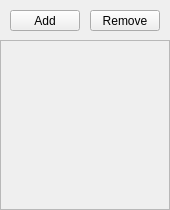
Qt form src/Applications/TransferFunctions/Ui/TFPalette.ui (JanKolomaznik/MedV4D) before a commit.
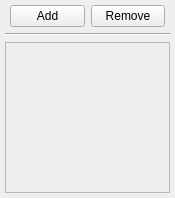
The same form after that commit.

Commit message: zaklad holderu presunut do AbstractHolder; TFPaletteButton uz neni casti holderu, ale paleta si ho vytvari a udrzuje pro kazdy holder; modifier je nyni widget, dostava tudiz input rovnou a nemusi se prevolavat pres holder; vytvorena hierarchie modifieru - nemusi se kopirovat kod, ani GUI; uprava GUI

Patch:
```diff
--- a/src/Applications/TransferFunctions/Ui/TFPalette.ui
+++ b/src/Applications/TransferFunctions/Ui/TFPalette.ui
@@ -6,19 +6,19 @@
    <rect>
     <x>0</x>
     <y>0</y>
-    <width>170</width>
-    <height>210</height>
+    <width>175</width>
+    <height>198</height>
    </rect>
   </property>
   <property name="minimumSize">
    <size>
-    <width>170</width>
-    <height>210</height>
+    <width>175</width>
+    <height>198</height>
    </size>
   </property>
   <property name="maximumSize">
    <size>
-    <width>170</width>
+    <width>175</width>
     <height>16777215</height>
    </size>
   </property>
@@ -38,49 +38,43 @@
      <height>16777215</height>
     </size>
    </property>
-   <widget class="QScrollArea" name="scrollArea">
-    <property name="geometry">
-     <rect>
-      <x>0</x>
-      <y>40</y>
-      <width>170</width>
-      <height>170</height>
-     </rect>
-    </property>
-    <property name="minimumSize">
-     <size>
-      <width>0</width>
-      <height>0</height>
-     </size>
-    </property>
-    <property name="maximumSize">
-     <size>
-      <width>16777215</width>
-      <height>16777215</height>
-     </size>
-    </property>
-    <property name="widgetResizable">
-     <bool>true</bool>
-    </property>
-    <widget class="QWidget" name="scrollAreaWidget">
+   <widget class="QWidget" name="paletteLayoutWidget" native="true">
      <property name="geometry">
       <rect>
        <x>0</x>
        <y>0</y>
-       <width>168</width>
-       <height>168</height>
-      </rect>
-     </property>
-    </widget>
-   </widget>
+      <width>175</width>
+      <height>198</height>
+     </rect>
+    </property>
+    <layout class="QVBoxLayout" name="paletteLayout">
+     <property name="margin">
+      <number>5</number>
+     </property>
+     <item>
+      <layout class="QHBoxLayout" name="addRemoveLayout">
+       <property name="spacing">
+        <number>6</number>
+       </property>
+       <property name="leftMargin">
+        <number>5</number>
+       </property>
+       <property name="topMargin">
+        <number>0</number>
+       </property>
+       <property name="rightMargin">
+        <number>5</number>
+       </property>
+       <property name="bottomMargin">
+        <number>0</number>
+       </property>
+       <item>
    <widget class="QPushButton" name="addButton">
-    <property name="geometry">
-     <rect>
-      <x>10</x>
-      <y>10</y>
-      <width>70</width>
-      <height>21</height>
-     </rect>
+         <property name="maximumSize">
+          <size>
+           <width>75</width>
+           <height>16777215</height>
+          </size>
     </property>
     <property name="text">
      <string>Add</string>
@@ -92,14 +86,14 @@
      <bool>false</bool>
     </property>
    </widget>
+       </item>
+       <item>
    <widget class="QPushButton" name="removeButton">
-    <property name="geometry">
-     <rect>
-      <x>90</x>
-      <y>10</y>
-      <width>70</width>
-      <height>21</height>
-     </rect>
+         <property name="maximumSize">
+          <size>
+           <width>75</width>
+           <height>16777215</height>
+          </size>
     </property>
     <property name="text">
      <string>Remove</string>
@@ -107,6 +101,53 @@
     <property name="shortcut">
      <string>Alt+R</string>
     </property>
+        </widget>
+       </item>
+      </layout>
+     </item>
+     <item>
+      <widget class="Line" name="line">
+       <property name="orientation">
+        <enum>Qt::Horizontal</enum>
+       </property>
+      </widget>
+     </item>
+     <item>
+      <widget class="QScrollArea" name="scrollArea">
+       <property name="minimumSize">
+        <size>
+         <width>0</width>
+         <height>0</height>
+        </size>
+       </property>
+       <property name="maximumSize">
+        <size>
+         <width>16777215</width>
+         <height>16777215</height>
+        </size>
+       </property>
+       <property name="verticalScrollBarPolicy">
+        <enum>Qt::ScrollBarAsNeeded</enum>
+       </property>
+       <property name="horizontalScrollBarPolicy">
+        <enum>Qt::ScrollBarAlwaysOff</enum>
+       </property>
+       <property name="widgetResizable">
+        <bool>true</bool>
+       </property>
+       <widget class="QWidget" name="scrollAreaWidget">
+        <property name="geometry">
+         <rect>
+          <x>0</x>
+          <y>0</y>
+          <width>163</width>
+          <height>146</height>
+         </rect>
+        </property>
+       </widget>
+      </widget>
+     </item>
+    </layout>
    </widget>
   </widget>
   <action name="actionLoad">
```
Lines whose indentation alone changed are shown as unchanged. The commit also changes 39 other files.
